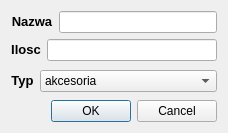
Old version of the form dialog.ui in the repository mszlachetka/spis.
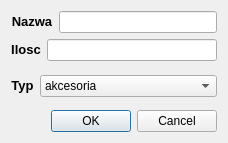
New version of the form. Icons and pictures are not drawn.

```diff
--- a/dialog.ui
+++ b/dialog.ui
@@ -7,7 +7,7 @@
     <x>0</x>
     <y>0</y>
     <width>228</width>
-    <height>133</height>
+    <height>143</height>
    </rect>
   </property>
   <property name="windowTitle">
```
Left out of the diff: 51 changed lines with no effect on the pictures.
